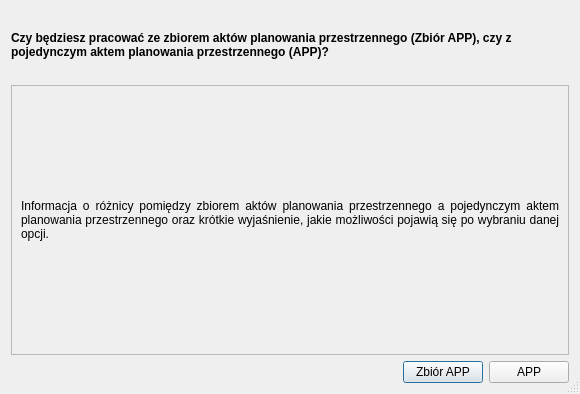
envirosolutionspl/wtyczka_qgis_app, file modules/app/views/ui/pytanie_dialog_base.ui: the form before one commit.
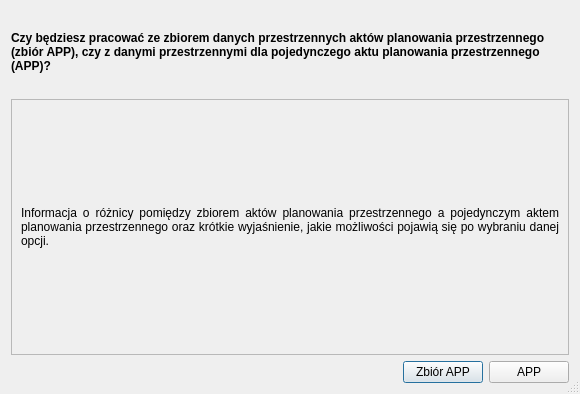
The form after the commit.

```diff
--- a/modules/app/views/ui/pytanie_dialog_base.ui
+++ b/modules/app/views/ui/pytanie_dialog_base.ui
@@ -44,7 +44,7 @@
         </font>
        </property>
        <property name="text">
-        <string>Czy będziesz pracować ze zbiorem aktów planowania przestrzennego (Zbiór APP), czy z pojedynczym aktem planowania przestrzennego (APP)?</string>
+        <string>Czy będziesz pracować ze zbiorem danych przestrzennych aktów planowania przestrzennego (zbiór APP), czy z danymi przestrzennymi dla pojedynczego aktu planowania przestrzennego (APP)?</string>
        </property>
        <property name="wordWrap">
         <bool>true</bool>
@@ -68,8 +68,8 @@
          <rect>
           <x>0</x>
           <y>0</y>
-          <width>558</width>
-          <height>224</height>
+          <width>564</width>
+          <height>300</height>
          </rect>
         </property>
         <layout class="QGridLayout" name="gridLayout">
```
